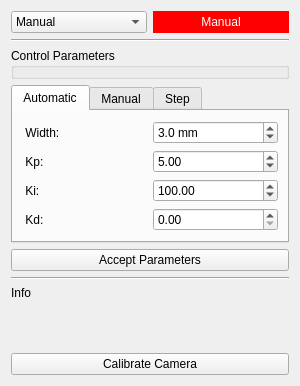
First picture: the form in cladplus_control/resources/control.ui, repository openlmd/cladplus, before the edit.
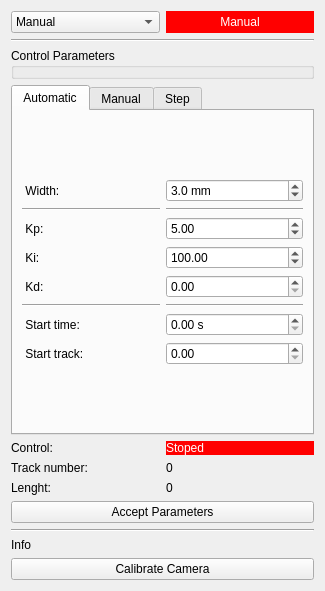
Second picture: the form after the edit. The open tabs and pages were chosen to show the change.

What changed in the file:
```diff
--- a/cladplus_control/resources/control.ui
+++ b/cladplus_control/resources/control.ui
@@ -6,8 +6,8 @@
    <rect>
     <x>0</x>
     <y>0</y>
-    <width>300</width>
-    <height>386</height>
+    <width>325</width>
+    <height>591</height>
    </rect>
   </property>
   <property name="windowTitle">
@@ -88,8 +88,8 @@
       <attribute name="title">
        <string>Automatic</string>
       </attribute>
-      <layout class="QVBoxLayout" name="verticalLayout_3">
-       <item>
+      <layout class="QGridLayout" name="gridLayout_4">
+       <item row="0" column="0">
         <layout class="QGridLayout" name="gridLayout_3">
          <item row="0" column="0">
           <widget class="QLabel" name="lblWidth">
@@ -114,21 +114,28 @@
            </property>
           </widget>
          </item>
-         <item row="3" column="0">
+         <item row="4" column="0">
           <widget class="QLabel" name="lblKd">
            <property name="text">
             <string> Kd:</string>
            </property>
           </widget>
          </item>
-         <item row="3" column="1">
+         <item row="6" column="1">
+          <widget class="QDoubleSpinBox" name="sbTimecontrol">
+           <property name="suffix">
+            <string> s</string>
+           </property>
+          </widget>
+         </item>
+         <item row="4" column="1">
           <widget class="QDoubleSpinBox" name="sbKd">
            <property name="maximum">
             <double>1000.000000000000000</double>
            </property>
           </widget>
          </item>
-         <item row="1" column="1">
+         <item row="2" column="1">
           <widget class="QDoubleSpinBox" name="sbKp">
            <property name="maximum">
             <double>1000.000000000000000</double>
@@ -138,7 +145,7 @@
            </property>
           </widget>
          </item>
-         <item row="2" column="1">
+         <item row="3" column="1">
           <widget class="QDoubleSpinBox" name="sbKi">
            <property name="maximum">
             <double>1000.000000000000000</double>
@@ -148,20 +155,65 @@
            </property>
           </widget>
          </item>
-         <item row="2" column="0">
+         <item row="3" column="0">
           <widget class="QLabel" name="lblKi">
            <property name="text">
             <string> Ki: </string>
            </property>
           </widget>
          </item>
-         <item row="1" column="0">
+         <item row="2" column="0">
           <widget class="QLabel" name="lblKp">
            <property name="text">
             <string> Kp: </string>
            </property>
           </widget>
          </item>
+         <item row="6" column="0">
+          <widget class="QLabel" name="lblTime_3">
+           <property name="text">
+            <string> Start time:</string>
+           </property>
+          </widget>
+         </item>
+         <item row="7" column="1">
+          <widget class="QDoubleSpinBox" name="sbTrack"/>
+         </item>
+         <item row="7" column="0">
+          <widget class="QLabel" name="lblTrack_2">
+           <property name="text">
+            <string> Start track:</string>
+           </property>
+          </widget>
+         </item>
+         <item row="5" column="1">
+          <widget class="Line" name="line_4">
+           <property name="orientation">
+            <enum>Qt::Horizontal</enum>
+           </property>
+          </widget>
+         </item>
+         <item row="5" column="0">
+          <widget class="Line" name="line">
+           <property name="orientation">
+            <enum>Qt::Horizontal</enum>
+           </property>
+          </widget>
+         </item>
+         <item row="1" column="0">
+          <widget class="Line" name="line_5">
+           <property name="orientation">
+            <enum>Qt::Horizontal</enum>
+           </property>
+          </widget>
+         </item>
+         <item row="1" column="1">
+          <widget class="Line" name="line_6">
+           <property name="orientation">
+            <enum>Qt::Horizontal</enum>
+           </property>
+          </widget>
+         </item>
         </layout>
        </item>
       </layout>
@@ -306,6 +358,56 @@
      </widget>
     </widget>
    </item>
+   <item>
+    <layout class="QGridLayout" name="gridLayout_7">
+     <item row="0" column="1">
+      <widget class="QLabel" name="lblControl">
+       <property name="styleSheet">
+        <string notr="true">background-color: rgb(255, 0, 0);
+color: rgb(255, 255, 255);</string>
+       </property>
+       <property name="text">
+        <string>Stoped</string>
+       </property>
+      </widget>
+     </item>
+     <item row="2" column="0">
+      <widget class="QLabel" name="lblLenght">
+       <property name="text">
+        <string>Lenght:</string>
+       </property>
+      </widget>
+     </item>
+     <item row="2" column="1">
+      <widget class="QLabel" name="lblTime_2">
+       <property name="text">
+        <string>0</string>
+       </property>
+      </widget>
+     </item>
+     <item row="1" column="0">
+      <widget class="QLabel" name="lblTrack">
+       <property name="text">
+        <string>Track number:</string>
+       </property>
+      </widget>
+     </item>
+     <item row="0" column="0">
+      <widget class="QLabel" name="lblControl_2">
+       <property name="text">
+        <string>Control:</string>
+       </property>
+      </widget>
+     </item>
+     <item row="1" column="1">
+      <widget class="QLabel" name="lblNumber">
+       <property name="text">
+        <string>0</string>
+       </property>
+      </widget>
+     </item>
+    </layout>
+   </item>
    <item>
     <widget class="QPushButton" name="btnControl">
      <property name="text">
@@ -333,19 +435,6 @@
      </property>
     </widget>
    </item>
-   <item>
-    <spacer name="verticalSpacer">
-     <property name="orientation">
-      <enum>Qt::Vertical</enum>
-     </property>
-     <property name="sizeHint" stdset="0">
-      <size>
-       <width>20</width>
-       <height>40</height>
-      </size>
-     </property>
-    </spacer>
-   </item>
    <item>
     <widget class="QPushButton" name="btnCalibrate">
      <property name="text">
```
Left out of the diff: 2 changed lines with no effect on the pictures.
